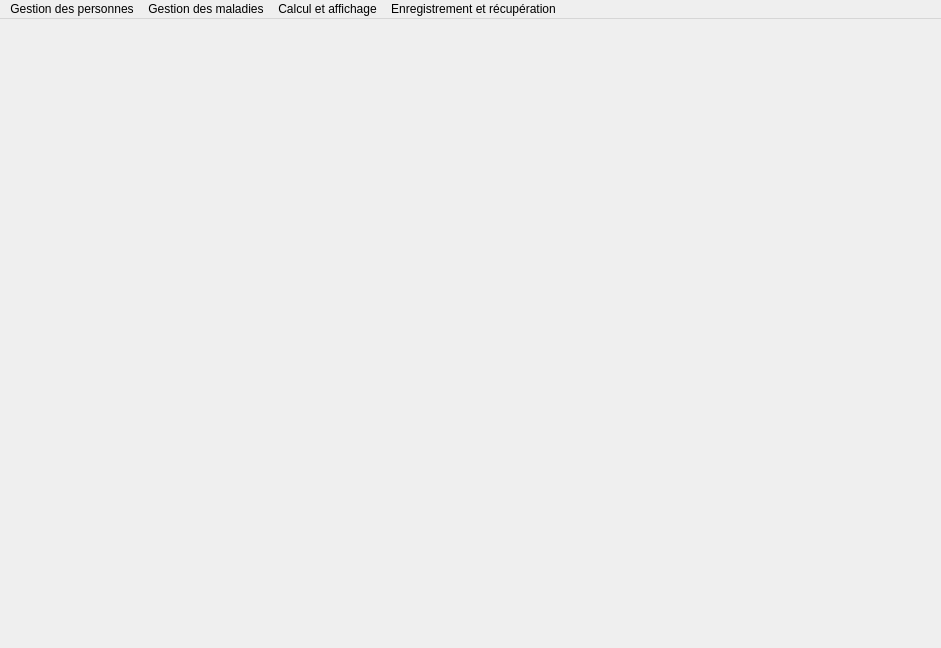
This is GUI.ui in Mindblownserver/mini-project as Qt 5 draws it before an edit. The edited form follows.
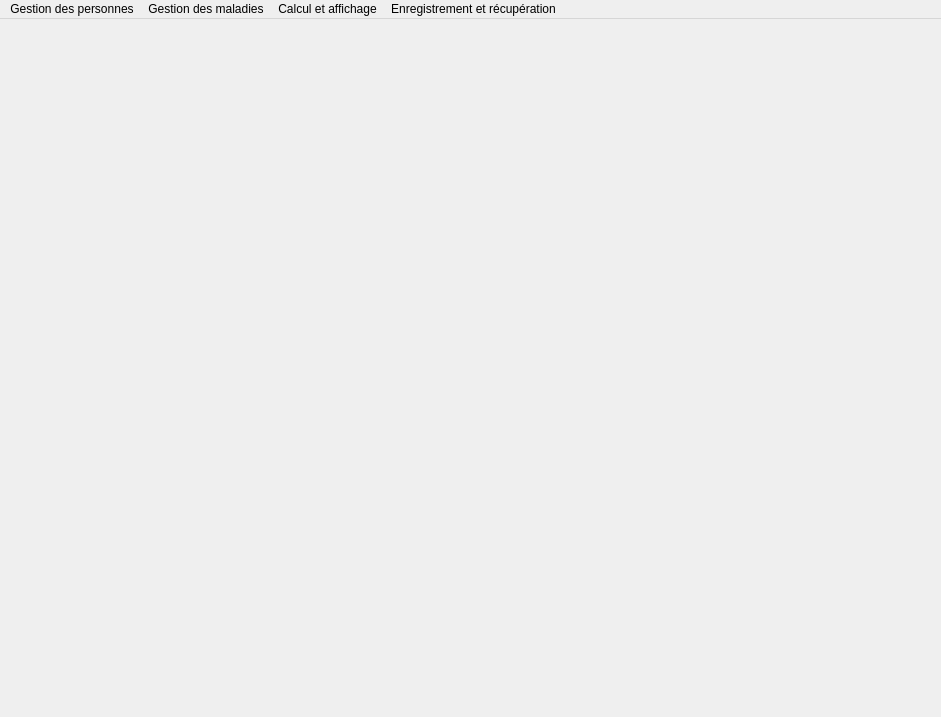
This is the edited form. Icons and pictures are not drawn.

Patch:
```diff
--- a/GUI.ui
+++ b/GUI.ui
@@ -7,7 +7,7 @@
     <x>0</x>
     <y>0</y>
     <width>941</width>
-    <height>648</height>
+    <height>717</height>
    </rect>
   </property>
   <property name="windowTitle">
```
